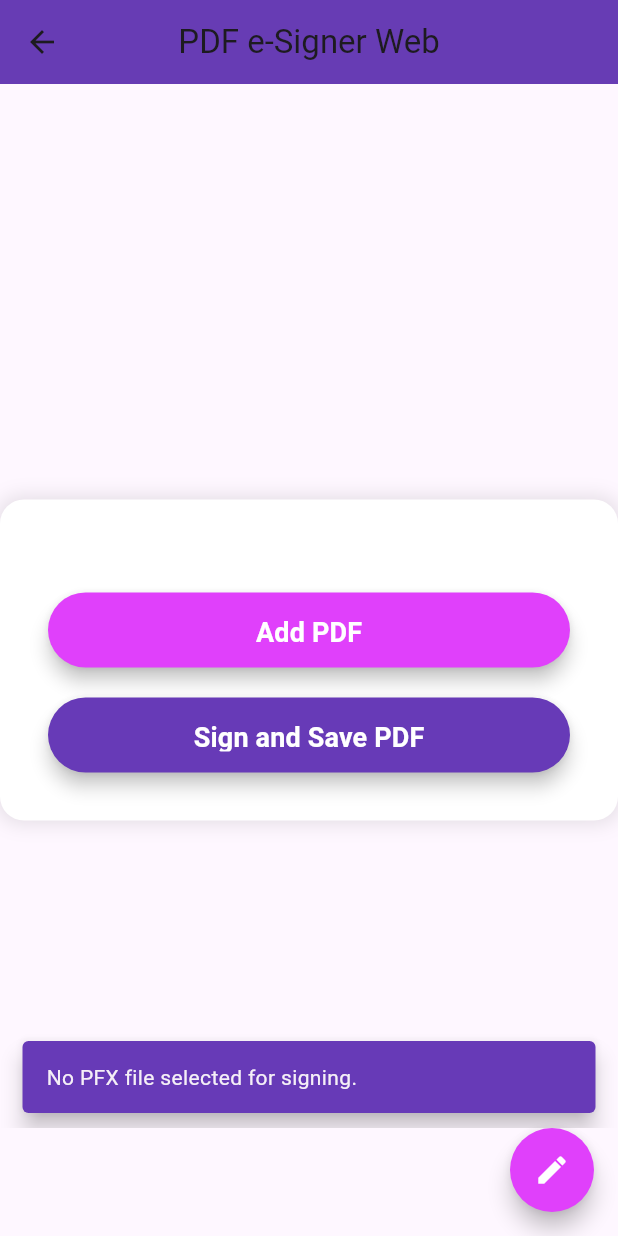
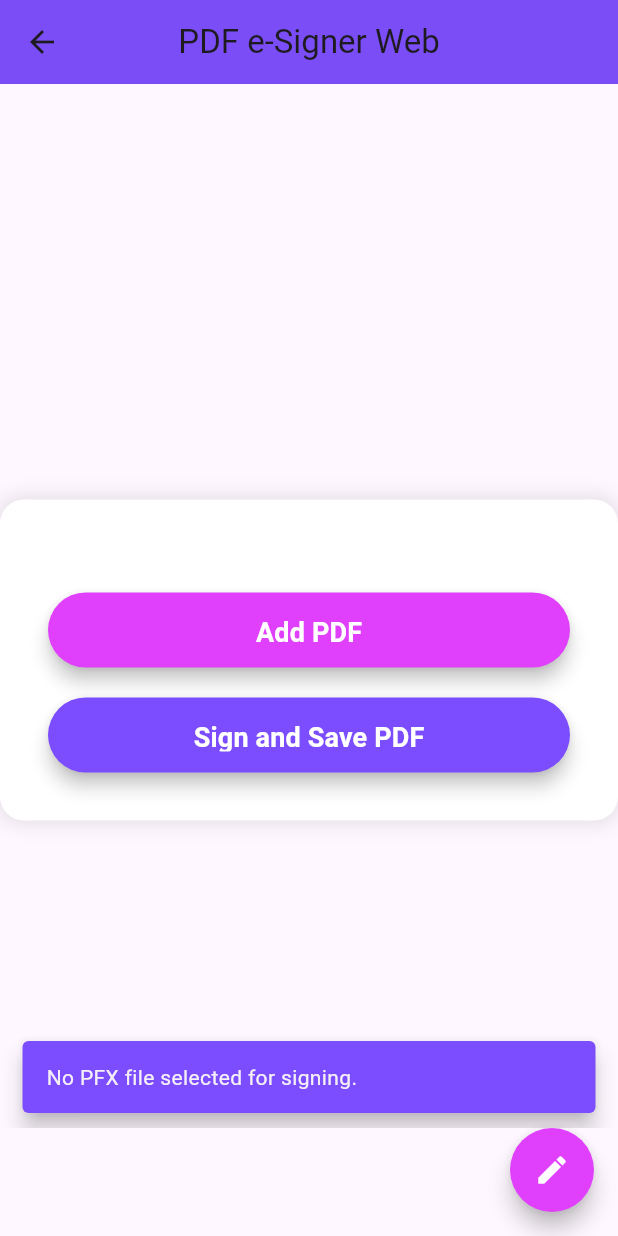
Before and after one commit to raval5114/D3-Projects, a Flutter app: the WebHomepage screen opened directly, after a tap on "Sign and Save PDF", on a phone screen of 412 x 824 dp. Run offline on Flutter 3.47's test engine with Material 3 defaults, Android fonts, the light colour scheme and no system bars; our stand-ins replace file_picker, open_file; missing offline and left inert: dart:js_interop, syncfusion_flutter_pdf, universal_html.

Commit message:
config.dart added

```diff
--- a/pdf_esigner/lib/config.dart
+++ b/pdf_esigner/lib/config.dart
@@ -1,5 +1,7 @@
+import 'package:flutter/material.dart';
+
 const APP_LOGO = "";
 const TITLE = "Pdf e-Signer";
-const PRIMARY_COLOR = "";
-const SECOUNDARY_COLOR = "";
-const ANIMATION_SPEED = "";
+const PRIMARY_COLOR = Colors.deepPurpleAccent;
+const SECOUNDARY_COLOR = Colors.purpleAccent;
+const ANIMATION_SPEED = Duration(milliseconds: 300);
--- a/pdf_esigner/lib/pages/homepage_web.dart
+++ b/pdf_esigner/lib/pages/homepage_web.dart
@@ -1,4 +1,5 @@
 import 'package:flutter/material.dart';
+import 'package:pdf_esigner/config.dart';
 import 'package:pdf_esigner/repos/esigner.dart';
 import 'package:pdf_esigner/widgets/options.dart';
 import 'dart:js_interop';
@@ -24,7 +25,7 @@ class _WebHomepageState extends State<WebHomepage> {
         content: Text(message),
         duration: const Duration(seconds: 2),
         behavior: SnackBarBehavior.floating,
-        backgroundColor: Colors.deepPurple,
+        backgroundColor: PRIMARY_COLOR,
       ),
     );
   }
@@ -80,12 +81,12 @@ class _WebHomepageState extends State<WebHomepage> {
       appBar: AppBar(
         title: const Text("PDF e-Signer Web"),
         centerTitle: true,
-        backgroundColor: Colors.deepPurple,
+        backgroundColor: PRIMARY_COLOR,
         elevation: 2,
       ),
       floatingActionButton: FloatingActionButton(
         shape: const CircleBorder(),
-        backgroundColor: Colors.purpleAccent,
+        backgroundColor: SECOUNDARY_COLOR,
         onPressed: () {
           if (_overlayEntry == null) {
             _showOverlay();
@@ -119,8 +120,8 @@ class _WebHomepageState extends State<WebHomepage> {
             crossAxisAlignment: CrossAxisAlignment.stretch,
             children: [
               if (esigner.pdfBytes != null)
-                _buildFileInfo("PDF File Added", esigner.pdfFileName!,
-                    Colors.purpleAccent),
+                _buildFileInfo(
+                    "PDF File Added", esigner.pdfFileName!, SECOUNDARY_COLOR),
               if (esigner.pfxBytes != null)
                 _buildFileInfo(
                     "PFX File Added", esigner.pfxFileName!, Colors.deepPurple),
@@ -128,7 +129,7 @@ class _WebHomepageState extends State<WebHomepage> {
               _buildButton("Add PDF", () async {
                 await esigner.pickFile('pdf');
                 setState(() {});
-              }, Colors.purpleAccent),
+              }, SECOUNDARY_COLOR),
               const SizedBox(height: 20),
               _buildButton("Sign and Save PDF", () async {
                 if (esigner.pfxBytes == null) {
@@ -136,7 +137,7 @@ class _WebHomepageState extends State<WebHomepage> {
                   return;
                 }
                 showBrowserPasswordDialog();
-              }, Colors.deepPurple),
+              }, PRIMARY_COLOR),
             ],
           ),
         ),
--- a/pdf_esigner/lib/widgets/options.dart
+++ b/pdf_esigner/lib/widgets/options.dart
@@ -1,4 +1,5 @@
 import 'package:flutter/material.dart';
+import 'package:pdf_esigner/config.dart';
 import 'dart:io';
 import 'package:pdf_esigner/repos/esigner.dart';
 
@@ -26,7 +27,7 @@ class _OptionsState extends State<Options> with SingleTickerProviderStateMixin {
     // Initialize the animation controller
     _animationController = AnimationController(
       vsync: this,
-      duration: const Duration(milliseconds: 300),
+      duration: ANIMATION_SPEED,
     );
     // Define the scale animation
     _scaleAnimation = CurvedAnimation(
--- a/pdf_esigner/pubspec.yaml
+++ b/pdf_esigner/pubspec.yaml
@@ -65,9 +65,6 @@ flutter:
   uses-material-design: true
 
   # To add assets to your application, add an assets section, like this:
-  assets:
-    - assets/samples/Demo PFX file.pfx
-    - assets/samples/hr_resume_1.pdf
 
   # An image asset can refer to one or more resolution-specific "variants", see
   # https://flutter.dev/to/resolution-aware-images
```
